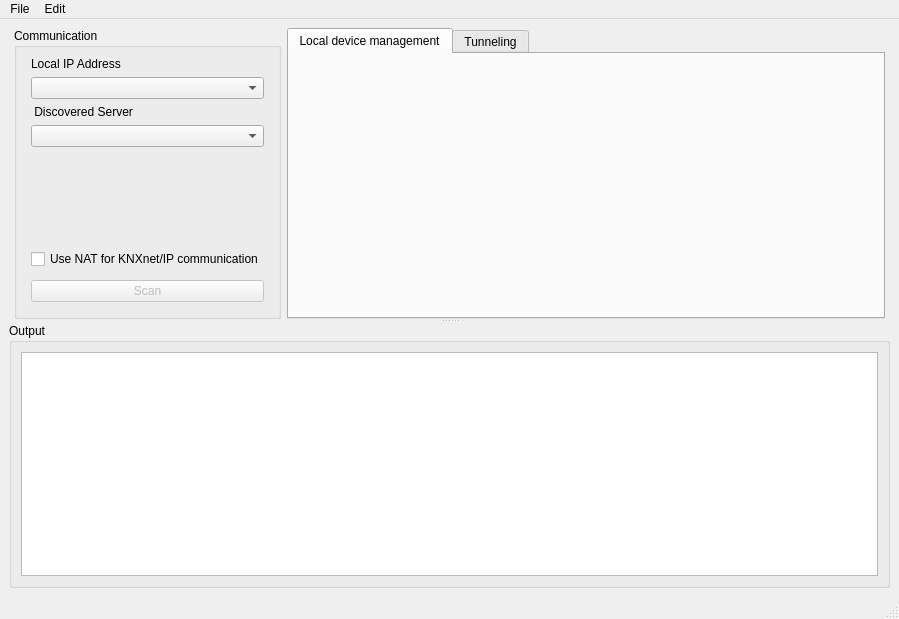
The window that examples/knx/knxeditor/mainwindow.ui (qt/qtknx) describes before a commit, drawn with Qt 5.
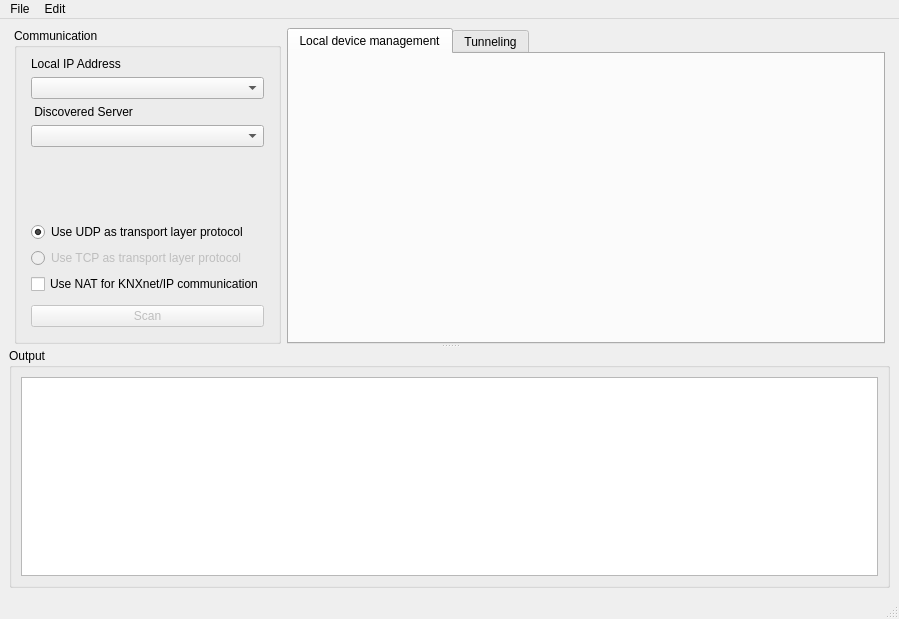
The same window after the commit. Custom widgets are drawn as their Qt base class.

Diff of the .ui file:
```diff
--- a/examples/knx/knxeditor/mainwindow.ui
+++ b/examples/knx/knxeditor/mainwindow.ui
@@ -98,6 +98,26 @@
                </property>
               </spacer>
              </item>
+             <item>
+              <widget class="QRadioButton" name="radioButtonUDP">
+               <property name="text">
+                <string>Use UDP as transport layer protocol</string>
+               </property>
+               <property name="checked">
+                <bool>true</bool>
+               </property>
+              </widget>
+             </item>
+             <item>
+              <widget class="QRadioButton" name="radioButtonTCP">
+               <property name="enabled">
+                <bool>false</bool>
+               </property>
+               <property name="text">
+                <string>Use TCP as transport layer protocol</string>
+               </property>
+              </widget>
+             </item>
              <item>
               <widget class="QCheckBox" name="checkboxNat">
                <property name="text">
```
